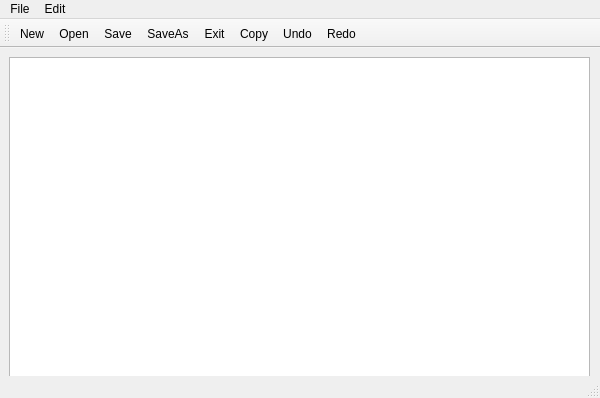
Before: the Qt Designer form mainwindow.ui in sanjeeth039/NotepadQt, drawn with Qt 5.
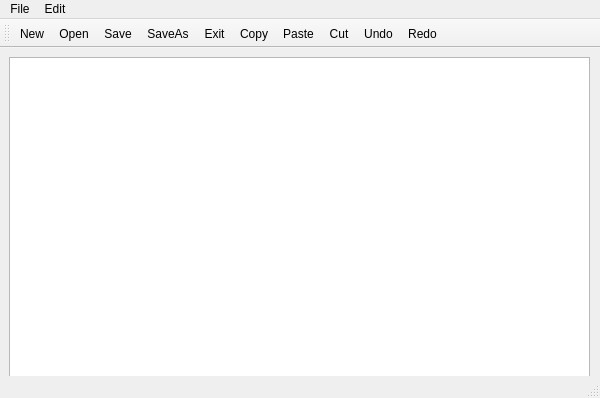
After: the same form once the commit is applied. Icons and pictures are not drawn.

What changed in the file:
```diff
--- a/mainwindow.ui
+++ b/mainwindow.ui
@@ -80,6 +80,8 @@
    <addaction name="actionSaveAs"/>
    <addaction name="actionExit"/>
    <addaction name="actionCopy"/>
+   <addaction name="actionPaste"/>
+   <addaction name="actionCut"/>
    <addaction name="actionUndo"/>
    <addaction name="actionRedo"/>
   </widget>
```
Left out of the diff: 42 changed lines with no effect on the pictures.
